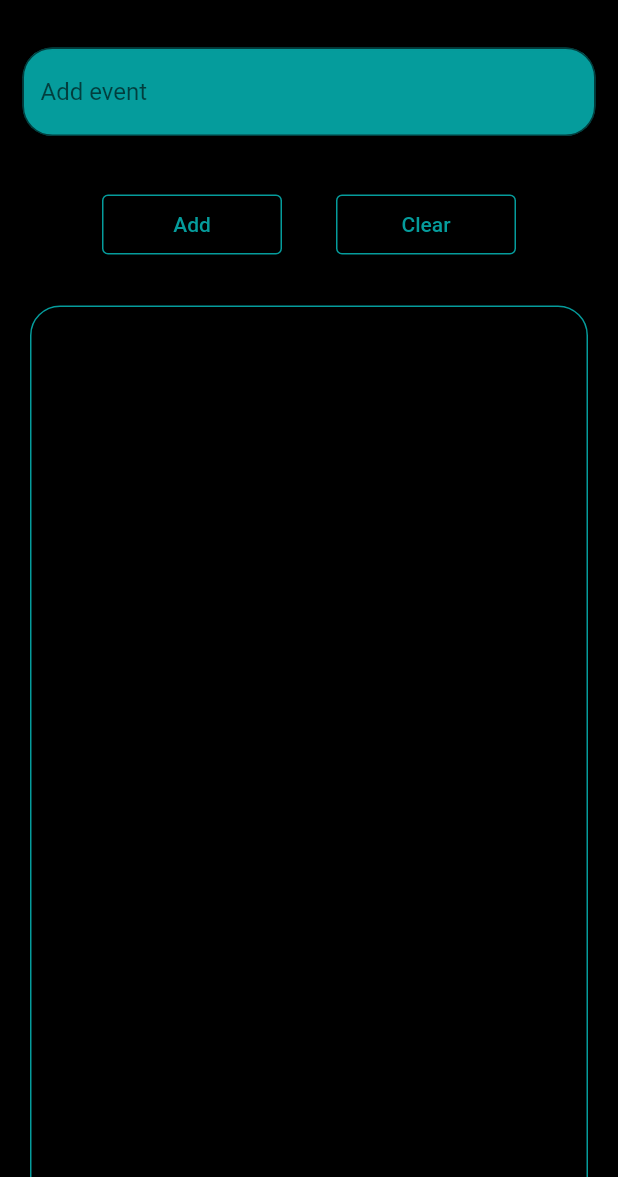
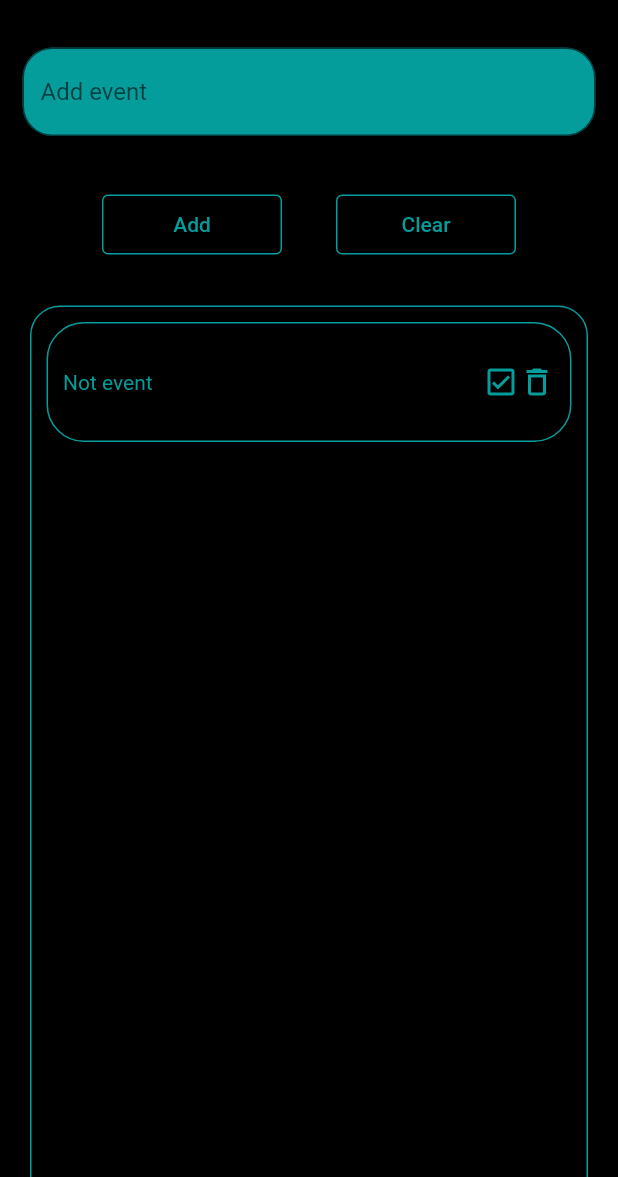
Before and after one commit to matev0syan/ToDoList, a Flutter app: the screen it shows after launch, on a phone screen of 412 x 824 dp, the part 59-1236 px from its top. Run offline on Flutter 3.47's test engine with Material 2 defaults, Android fonts, the phone set to English and light mode, and no system bars; Roboto replaces fonts that are missing (Times New Roman).

Commit message:
clear button

```diff
--- a/lib/BLoC/buttn_add_clear.dart
+++ b/lib/BLoC/buttn_add_clear.dart
@@ -15,9 +15,9 @@ class TextBloc {
 
   void _eventext(TextEvent event) {
     if (event == TextEvent.event_add)
-      _text = 'Add textt';
+      _text = 'Add text';
     else if (event == TextEvent.event_clear)
-      _text = '0';
+      _text = '';
     else
       throw Exception("wrong");
     _output.sink.add(_text);
--- a/lib/home_page.dart
+++ b/lib/home_page.dart
@@ -4,9 +4,14 @@ import 'input_components/button_clear.dart';
 import 'input_components/input_space.dart';
 import 'todolist_components/todolist_contanier.dart';
 
-class HomePage extends StatelessWidget {
+class HomePage extends StatefulWidget {
   const HomePage({Key? key}) : super(key: key);
 
+  @override
+  State<HomePage> createState() => _HomePageState();
+}
+
+class _HomePageState extends State<HomePage> {
   @override
   Widget build(BuildContext context) {
     return Scaffold(
--- a/lib/input_components/button_add.dart
+++ b/lib/input_components/button_add.dart
@@ -9,8 +9,6 @@ class ButtonAdd extends StatefulWidget {
 }
 
 class _ButtonAddState extends State<ButtonAdd> {
-  TextBloc _bloc = TextBloc();
-
   @override
   Widget build(BuildContext context) {
     return Padding(
@@ -25,9 +23,7 @@ class _ButtonAddState extends State<ButtonAdd> {
           onPrimary: const Color.fromARGB(255, 5, 156, 156),
         ),
         child: const Text('Add'),
-        onPressed: () {
-          _bloc.inputsink.add(TextEvent.event_add);
-        },
+        onPressed: () {},
       ),
     );
   }
--- a/lib/input_components/button_clear.dart
+++ b/lib/input_components/button_clear.dart
@@ -1,5 +1,6 @@
 import 'package:flutter/material.dart';
 import '../BLoC/buttn_add_clear.dart';
+import 'package:todolist/input_components/input_space.dart';
 
 class ButtonClear extends StatefulWidget {
   const ButtonClear({Key? key}) : super(key: key);
@@ -9,7 +10,7 @@ class ButtonClear extends StatefulWidget {
 }
 
 class _ButtonClearState extends State<ButtonClear> {
-  TextBloc _bloc = TextBloc();
+  var _controller = TextEditingController();
   @override
   Widget build(BuildContext context) {
     return Padding(
@@ -25,7 +26,7 @@ class _ButtonClearState extends State<ButtonClear> {
         ),
         child: const Text('Clear'),
         onPressed: () {
-          _bloc.inputsink.add(TextEvent.event_clear);
+          _controller.clear();
         },
       ),
     );
--- a/lib/input_components/input_space.dart
+++ b/lib/input_components/input_space.dart
@@ -10,26 +10,19 @@ class InputSpace extends StatefulWidget {
 }
 
 class _InputSpaceState extends State<InputSpace> {
-  TextBloc _bloc = TextBloc();
+  var _controller = TextEditingController();
 
   @override
-  void dispouse() {
-    _bloc.dispose();
-    super.dispose();
-  }
-
   Widget build(BuildContext context) {
-    return StreamBuilder(
-        stream: _bloc.outputstream,
-        initialData: '',
-        builder: (context, snapshot) {
+    return StreamBuilder<String>(builder: (context, snapshot) {
       return Padding(
         padding: const EdgeInsets.all(15.0),
         child: TextField(
+          controller: _controller,
           decoration: InputDecoration(
               hintText: 'Add event',
-                  border: OutlineInputBorder(
-                      borderRadius: BorderRadius.circular(20)),
+              border:
+                  OutlineInputBorder(borderRadius: BorderRadius.circular(20)),
               fillColor: Color.fromARGB(255, 5, 156, 156),
               filled: true),
         ),
--- a/lib/main.dart
+++ b/lib/main.dart
@@ -1,19 +1,79 @@
 import 'package:flutter/material.dart';
-
-import 'home_page.dart';
+import 'input_components/button_add.dart';
+import 'input_components/button_clear.dart';
+import 'input_components/input_space.dart';
+import 'todolist_components/todolist_contanier.dart';
 
 void main() {
   runApp(const MyApp());
 }
 
-class MyApp extends StatelessWidget {
+class MyApp extends StatefulWidget {
   const MyApp({Key? key}) : super(key: key);
 
   @override
+  State<MyApp> createState() => _MyAppState();
+}
+
+class _MyAppState extends State<MyApp> {
+  var _controller = TextEditingController();
+
+  @override
   Widget build(BuildContext context) {
-    return const MaterialApp(
-      debugShowCheckedModeBanner: false,
-      home: HomePage(),
-    );
+    return MaterialApp(
+        debugShowCheckedModeBanner: false,
+        home: Scaffold(
+            backgroundColor: Color.fromARGB(255, 0, 0, 0),
+            appBar: AppBar(
+              title: Center(
+                  child: Text(
+                'To Do List',
+                style: TextStyle(
+                  fontFamily: 'Times New Roman',
+                  color: Color.fromARGB(255, 5, 156, 156),
+                ),
+              )),
+              backgroundColor: Color.fromARGB(255, 0, 0, 0),
+            ),
+            body: Column(
+              children: [
+                Padding(
+                  padding: const EdgeInsets.all(15.0),
+                  child: TextField(
+                    controller: _controller,
+                    decoration: InputDecoration(
+                        hintText: 'Add event',
+                        border: OutlineInputBorder(
+                            borderRadius: BorderRadius.circular(20)),
+                        fillColor: Color.fromARGB(255, 5, 156, 156),
+                        filled: true),
+                  ),
+                ),
+                Row(
+                  mainAxisAlignment: MainAxisAlignment.spaceAround,
+                  children: [
+                    ButtonAdd(),
+                    Padding(
+                      padding: const EdgeInsets.fromLTRB(10, 20, 60, 10),
+                      child: ElevatedButton(
+                        style: ElevatedButton.styleFrom(
+                          minimumSize: const Size(120, 40),
+                          side: const BorderSide(
+                            color: Color.fromARGB(255, 5, 156, 156),
+                          ),
+                          primary: const Color.fromARGB(255, 0, 0, 0),
+                          onPrimary: const Color.fromARGB(255, 5, 156, 156),
+                        ),
+                        child: const Text('Clear'),
+                        onPressed: () {
+                          _controller.clear();
+                        },
+                      ),
+                    ),
+                  ],
+                ),
+                ToDoContainer(),
+              ],
+            )));
   }
 }
--- /dev/null
+++ b/lib/todolist_components/to_do.dart
@@ -0,0 +1,48 @@
+import 'package:flutter/material.dart';
+
+class ToDO extends StatelessWidget {
+  const ToDO({Key? key}) : super(key: key);
+
+  @override
+  Widget build(BuildContext context) {
+    return Padding(
+      padding: const EdgeInsets.all(10.0),
+      child: Container(
+          constraints: BoxConstraints(minHeight: 80),
+          width: double.infinity,
+          decoration: BoxDecoration(
+            border: Border.all(
+              color: const Color.fromARGB(255, 5, 156, 156),
+            ),
+            borderRadius: BorderRadius.circular(25),
+            // color: Color.fromARGB(255, 0, 0, 0),
+          ),
+          child: Padding(
+            padding: const EdgeInsets.all(10.0),
+            child: Row(
+              mainAxisAlignment: MainAxisAlignment.spaceBetween,
+              children: [
+                Text(
+                  'Not event',
+                  style: TextStyle(
+                    color: const Color.fromARGB(255, 5, 156, 156),
+                  ),
+                ),
+                Row(
+                  children: [
+                    Icon(
+                      Icons.check_box_outlined,
+                      color: const Color.fromARGB(255, 5, 156, 156),
+                    ),
+                    Icon(
+                      Icons.delete_outline,
+                      color: const Color.fromARGB(255, 5, 156, 156),
+                    ),
+                  ],
+                )
+              ],
+            ),
+          )),
+    );
+  }
+}
--- a/lib/todolist_components/todolist_contanier.dart
+++ b/lib/todolist_components/todolist_contanier.dart
@@ -1,4 +1,6 @@
 import 'package:flutter/material.dart';
+
+import 'to_do.dart';
 
 class ToDoContainer extends StatelessWidget {
   const ToDoContainer({Key? key}) : super(key: key);
@@ -17,6 +19,9 @@ class ToDoContainer extends StatelessWidget {
           borderRadius: BorderRadius.circular(20),
           // color: Color.fromARGB(255, 0, 0, 0),
         ),
+        child: Column(children: [
+          ToDO(),
+        ]),
       ),
     );
   }
```
Lines whose indentation alone changed are shown as unchanged.
